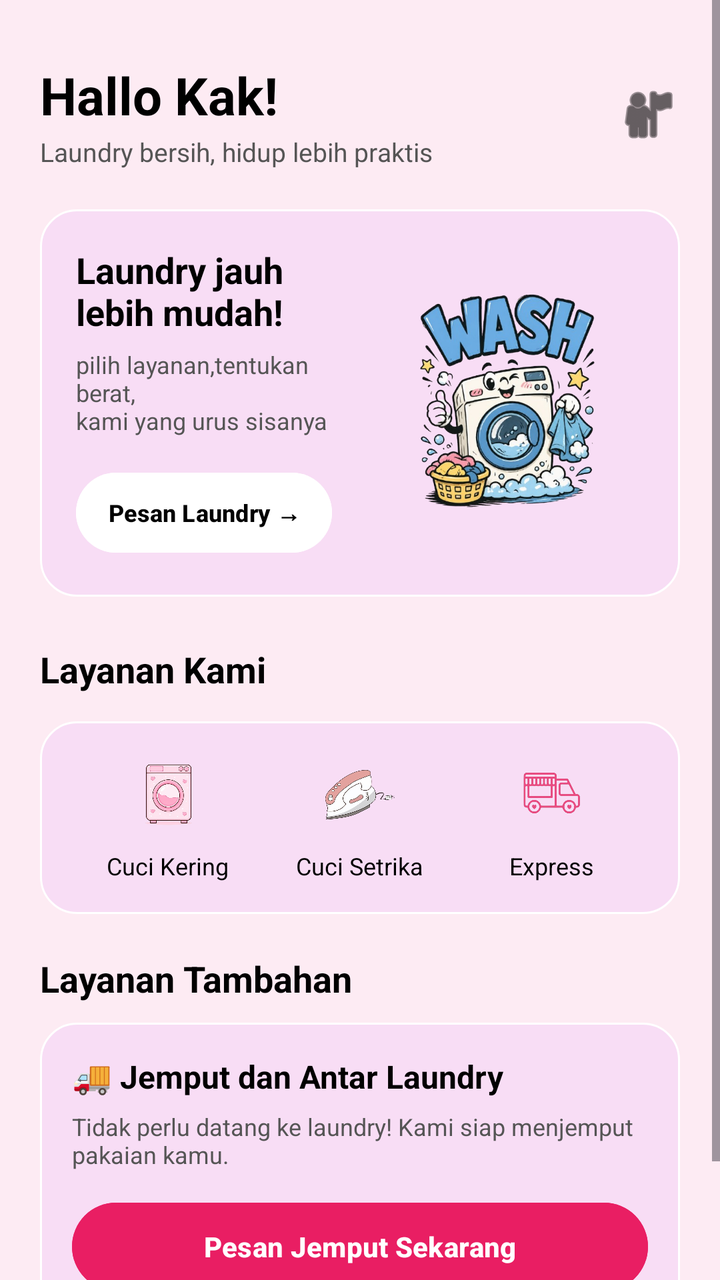
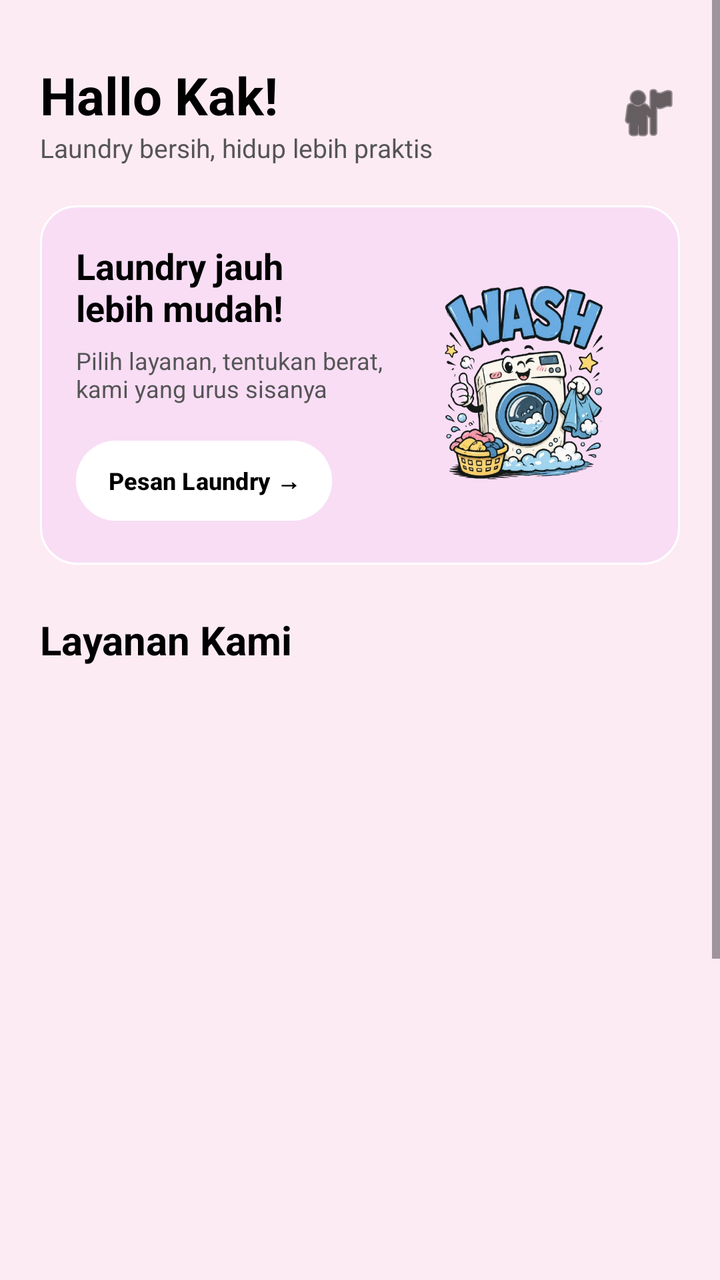

Before-and-after screenshots of an Android layout around one commit, followed by the original layout XML and the change that was made.
<!-- AndroidManifest.xml: application theme Theme.Qla_Cimol -->
<!-- res/layout/fragment_home.xml -->
<?xml version="1.0" encoding="utf-8"?>
<RelativeLayout
    xmlns:android="http://schemas.android.com/apk/res/android"
    xmlns:app="http://schemas.android.com/apk/res-auto"
    android:layout_width="match_parent"
    android:layout_height="match_parent"
    android:background="#FDEBF3">

    
    <ScrollView
        android:layout_width="match_parent"
        android:layout_height="match_parent"
        android:fillViewport="true">

        <LinearLayout
            android:layout_width="match_parent"
            android:layout_height="wrap_content"
            android:orientation="vertical"
            android:padding="20dp">

            
            <RelativeLayout
                android:layout_width="match_parent"
                android:layout_height="wrap_content"
                android:layout_marginTop="10dp"
                android:layout_marginBottom="20dp">

                <LinearLayout
                    android:layout_width="wrap_content"
                    android:layout_height="wrap_content"
                    android:orientation="vertical"
                    android:layout_alignParentStart="true"
                    android:layout_centerVertical="true">

                    <TextView
                        android:layout_width="wrap_content"
                        android:layout_height="wrap_content"
                        android:text="Hallo Kak!"
                        android:textSize="26sp"
                        android:textStyle="bold"
                        android:textColor="#000000"/>

                    <TextView
                        android:layout_width="wrap_content"
                        android:layout_height="wrap_content"
                        android:text="Laundry bersih, hidup lebih praktis"
                        android:textSize="13sp"
                        android:textColor="#555555"
                        android:layout_marginTop="2dp"/>

                </LinearLayout>

                
                <ImageView
                    android:layout_width="32dp"
                    android:layout_height="32dp"
                    android:src="@android:drawable/ic_menu_myplaces"
                    android:layout_alignParentEnd="true"
                    android:layout_centerVertical="true"
                    android:contentDescription="Profil Akun"
                    app:tint="#000000"/>

            </RelativeLayout>

            
            <LinearLayout
                android:layout_width="match_parent"
                android:layout_height="wrap_content"
                android:orientation="horizontal"
                android:background="@drawable/bg_card"
                android:padding="18dp"
                android:gravity="center_vertical"
                android:layout_marginBottom="24dp">

                <LinearLayout
                    android:layout_width="0dp"
                    android:layout_height="wrap_content"
                    android:layout_weight="1"
                    android:orientation="vertical">

                    <TextView
                        android:layout_width="wrap_content"
                        android:layout_height="wrap_content"
                        android:text="Laundry jauh&#10;lebih mudah!"
                        android:textSize="18sp"
                        android:textStyle="bold"
                        android:textColor="#000000"
                        android:layout_marginBottom="6dp"/>

                    <TextView
                        android:layout_width="wrap_content"
                        android:layout_height="wrap_content"
                        android:text="pilih layanan,tentukan berat,&#10;kami yang urus sisanya"
                        android:textSize="12sp"
                        android:textColor="#555555"
                        android:layout_marginBottom="14dp"/>

                    
                    <Button
                        android:id="@+id/btnBukaWeb"
                        android:layout_width="wrap_content"
                        android:layout_height="wrap_content"
                        android:backgroundTint="#FFFFFF"
                        android:text="Pesan Laundry →"
                        android:textColor="#000000"
                        android:textStyle="bold"
                        android:textSize="12sp"
                        android:paddingLeft="16dp"
                        android:paddingRight="16dp"/>

                </LinearLayout>

                
                <ImageView
                    android:layout_width="137dp"
                    android:layout_height="143dp"
                    android:contentDescription="Logo Laundry"
                    android:scaleType="centerInside"
                    android:src="@drawable/logo"/>

            </LinearLayout>

            
            <TextView
                android:layout_width="wrap_content"
                android:layout_height="wrap_content"
                android:text="Layanan Kami"
                android:textSize="18sp"
                android:textStyle="bold"
                android:textColor="#000000"
                android:layout_marginBottom="14dp"/>

            
            <LinearLayout
                android:layout_width="match_parent"
                android:layout_height="wrap_content"
                android:orientation="horizontal"
                android:background="@drawable/bg_card"
                android:padding="16dp"
                android:gravity="center"
                android:layout_marginBottom="20dp">

                
                <LinearLayout
                    android:layout_width="0dp"
                    android:layout_height="wrap_content"
                    android:layout_weight="1"
                    android:gravity="center"
                    android:orientation="vertical">

                    <ImageView
                        android:layout_width="40dp"
                        android:layout_height="40dp"
                        android:src="@drawable/mesincuci"
                        android:contentDescription="Cuci Kering"/>

                    <TextView
                        android:layout_width="wrap_content"
                        android:layout_height="wrap_content"
                        android:text="Cuci Kering"
                        android:textSize="12sp"
                        android:textColor="#000000"
                        android:layout_marginTop="8dp"/>

                </LinearLayout>

                
                <LinearLayout
                    android:layout_width="0dp"
                    android:layout_height="wrap_content"
                    android:layout_weight="1"
                    android:gravity="center"
                    android:orientation="vertical">

                    <ImageView
                        android:layout_width="40dp"
                        android:layout_height="40dp"
                        android:src="@drawable/setrika"
                        android:contentDescription="Cuci Setrika"/>

                    <TextView
                        android:layout_width="wrap_content"
                        android:layout_height="wrap_content"
                        android:text="Cuci Setrika"
                        android:textSize="12sp"
                        android:textColor="#000000"
                        android:layout_marginTop="8dp"/>

                </LinearLayout>

                
                <LinearLayout
                    android:layout_width="0dp"
                    android:layout_height="wrap_content"
                    android:layout_weight="1"
                    android:gravity="center"
                    android:orientation="vertical">

                    <ImageView
                        android:layout_width="40dp"
                        android:layout_height="40dp"
                        android:src="@drawable/express"
                        android:contentDescription="Express"/>

                    <TextView
                        android:layout_width="wrap_content"
                        android:layout_height="wrap_content"
                        android:text="Express"
                        android:textSize="12sp"
                        android:textColor="#000000"
                        android:layout_marginTop="8dp"/>

                </LinearLayout>

            </LinearLayout>

            
            <TextView
                android:layout_width="wrap_content"
                android:layout_height="wrap_content"
                android:text="Layanan Tambahan"
                android:textSize="18sp"
                android:textStyle="bold"
                android:textColor="#000000"
                android:layout_marginBottom="10dp"/>

            <LinearLayout
                android:layout_width="match_parent"
                android:layout_height="wrap_content"
                android:orientation="vertical"
                android:background="@drawable/bg_card"
                android:padding="16dp"
                android:layout_marginBottom="20dp">

                <TextView
                    android:layout_width="match_parent"
                    android:layout_height="wrap_content"
                    android:text="🚚 Jemput dan Antar Laundry"
                    android:textSize="16sp"
                    android:textStyle="bold"
                    android:textColor="#000000"/>

                <TextView
                    android:layout_width="match_parent"
                    android:layout_height="wrap_content"
                    android:text="Tidak perlu datang ke laundry! Kami siap menjemput pakaian kamu."
                    android:textSize="12sp"
                    android:textColor="#555555"
                    android:layout_marginTop="6dp"
                    android:layout_marginBottom="12dp"/>

                <Button
                    android:id="@+id/btnPickup"
                    android:layout_width="match_parent"
                    android:layout_height="52dp"
                    android:text="Pesan Jemput Sekarang"
                    android:textColor="#FFFFFF"
                    android:textStyle="bold"
                    android:textSize="14sp"
                    android:backgroundTint="#E91E63"/>

            </LinearLayout>

        </LinearLayout>

    </ScrollView>

</RelativeLayout>
<!-- resources referenced by this layout -->
<resources>
  <!-- drawable bg_card (drawable) -->
  <?xml version="1.0" encoding="utf-8"?>
  <shape xmlns:android="http://schemas.android.com/apk/res/android">
  
      <solid android:color="@color/pink_card"/>
  
      <corners android:radius="18dp"/>
  
      <stroke
          android:width="1dp"
          android:color="@color/white"/>
  
  </shape>
  <!-- drawable express: png bitmap (drawable, 83042 bytes) -->
  <!-- drawable logo: png bitmap (drawable, 353088 bytes) -->
  <!-- drawable mesincuci: png bitmap (drawable, 163392 bytes) -->
  <!-- drawable setrika: png bitmap (drawable, 161970 bytes) -->
  <style name="Theme.Qla_Cimol" parent="Base.Theme.Qla_Cimol" />
  <color name="pink_card">#F8DDF5</color>
  <color name="white">#FFFFFF</color>
  <style name="Base.Theme.Qla_Cimol" parent="Theme.Material3.DayNight.NoActionBar">
          
          
      </style>
</resources>

<!-- the commit's change to res/layout/fragment_home.xml (unified diff, before → after) -->
@@ -6,7 +6,6 @@
     android:layout_height="match_parent"
     android:background="#FDEBF3">
 
-    
     <ScrollView
         android:layout_width="match_parent"
         android:layout_height="match_parent"
@@ -45,12 +44,9 @@
                         android:layout_height="wrap_content"
                         android:text="Laundry bersih, hidup lebih praktis"
                         android:textSize="13sp"
-                        android:textColor="#555555"
-                        android:layout_marginTop="2dp"/>
-
+                        android:textColor="#555555"/>
                 </LinearLayout>
 
-                
                 <ImageView
                     android:layout_width="32dp"
                     android:layout_height="32dp"
@@ -59,7 +55,6 @@
                     android:layout_centerVertical="true"
                     android:contentDescription="Profil Akun"
                     app:tint="#000000"/>
-
             </RelativeLayout>
 
             
@@ -90,12 +85,11 @@
                     <TextView
                         android:layout_width="wrap_content"
                         android:layout_height="wrap_content"
-                        android:text="pilih layanan,tentukan berat,&#10;kami yang urus sisanya"
+                        android:text="Pilih layanan, tentukan berat,&#10;kami yang urus sisanya"
                         android:textSize="12sp"
                         android:textColor="#555555"
                         android:layout_marginBottom="14dp"/>
 
-                    
                     <Button
                         android:id="@+id/btnBukaWeb"
                         android:layout_width="wrap_content"
@@ -107,17 +101,14 @@
                         android:textSize="12sp"
                         android:paddingLeft="16dp"
                         android:paddingRight="16dp"/>
-
                 </LinearLayout>
 
-                
                 <ImageView
-                    android:layout_width="137dp"
-                    android:layout_height="143dp"
+                    android:layout_width="120dp"
+                    android:layout_height="130dp"
                     android:contentDescription="Logo Laundry"
                     android:scaleType="centerInside"
                     android:src="@drawable/logo"/>
-
             </LinearLayout>
 
             
@@ -125,144 +116,44 @@
                 android:layout_width="wrap_content"
                 android:layout_height="wrap_content"
                 android:text="Layanan Kami"
-                android:textSize="18sp"
+                android:textSize="20sp"
                 android:textStyle="bold"
                 android:textColor="#000000"
-                android:layout_marginBottom="14dp"/>
+                android:layout_marginBottom="12dp"/>
 
             
-            <LinearLayout
+            <GridView
+                android:id="@+id/gridFitur"
+                android:layout_width="match_parent"
+                android:layout_height="430dp"
+                android:numColumns="2"
+                android:verticalSpacing="12dp"
+                android:horizontalSpacing="12dp"
+                android:stretchMode="columnWidth"
+                android:gravity="center"
+                android:padding="4dp"
+                android:clipToPadding="false"
+                android:scrollbars="none"/>
+
+
+            <TextView
                 android:layout_width="match_parent"
                 android:layout_height="wrap_content"
-                android:orientation="horizontal"
-                android:background="@drawable/bg_card"
-                android:padding="16dp"
-                android:gravity="center"
-                android:layout_marginBottom="20dp">
-
-                
-                <LinearLayout
-                    android:layout_width="0dp"
-                    android:layout_height="wrap_content"
-                    android:layout_weight="1"
-                    android:gravity="center"
-                    android:orientation="vertical">
-
-                    <ImageView
-                        android:layout_width="40dp"
-                        android:layout_height="40dp"
-                        android:src="@drawable/mesincuci"
-                        android:contentDescription="Cuci Kering"/>
-
-                    <TextView
-                        android:layout_width="wrap_content"
-                        android:layout_height="wrap_content"
-                        android:text="Cuci Kering"
-                        android:textSize="12sp"
-                        android:textColor="#000000"
-                        android:layout_marginTop="8dp"/>
-
-                </LinearLayout>
-
-                
-                <LinearLayout
-                    android:layout_width="0dp"
-                    android:layout_height="wrap_content"
-                    android:layout_weight="1"
-                    android:gravity="center"
-                    android:orientation="vertical">
-
-                    <ImageView
-                        android:layout_width="40dp"
-                        android:layout_height="40dp"
-                        android:src="@drawable/setrika"
-                        android:contentDescription="Cuci Setrika"/>
-
-                    <TextView
-                        android:layout_width="wrap_content"
-                        android:layout_height="wrap_content"
-                        android:text="Cuci Setrika"
-                        android:textSize="12sp"
-                        android:textColor="#000000"
-                        android:layout_marginTop="8dp"/>
-
-                </LinearLayout>
-
-                
-                <LinearLayout
-                    android:layout_width="0dp"
-                    android:layout_height="wrap_content"
-                    android:layout_weight="1"
-                    android:gravity="center"
-                    android:orientation="vertical">
-
-                    <ImageView
-                        android:layout_width="40dp"
-                        android:layout_height="40dp"
-                        android:src="@drawable/express"
-                        android:contentDescription="Express"/>
-
-                    <TextView
-                        android:layout_width="wrap_content"
-                        android:layout_height="wrap_content"
-                        android:text="Express"
-                        android:textSize="12sp"
-                        android:textColor="#000000"
-                        android:layout_marginTop="8dp"/>
-
-                </LinearLayout>
-
-            </LinearLayout>
-
-            
-            <TextView
-                android:layout_width="wrap_content"
-                android:layout_height="wrap_content"
-                android:text="Layanan Tambahan"
-                android:textSize="18sp"
+                android:text="Informasi Laundry"
+                android:textSize="20sp"
                 android:textStyle="bold"
                 android:textColor="#000000"
-                android:layout_marginBottom="10dp"/>
+                android:layout_marginTop="20dp"
+                android:layout_marginBottom="12dp"/>
 
-            <LinearLayout
+            <androidx.recyclerview.widget.RecyclerView
+                android:id="@+id/rvLaundryInfo"
                 android:layout_width="match_parent"
                 android:layout_height="wrap_content"
-                android:orientation="vertical"
-                android:background="@drawable/bg_card"
-                android:padding="16dp"
-                android:layout_marginBottom="20dp">
+                android:nestedScrollingEnabled="false"
+                android:overScrollMode="never"/>
 
-                <TextView
-                    android:layout_width="match_parent"
-                    android:layout_height="wrap_content"
-                    android:text="🚚 Jemput dan Antar Laundry"
-                    android:textSize="16sp"
-                    android:textStyle="bold"
-                    android:textColor="#000000"/>
-
-                <TextView
-                    android:layout_width="match_parent"
-                    android:layout_height="wrap_content"
-                    android:text="Tidak perlu datang ke laundry! Kami siap menjemput pakaian kamu."
-                    android:textSize="12sp"
-                    android:textColor="#555555"
-                    android:layout_marginTop="6dp"
-                    android:layout_marginBottom="12dp"/>
-
-                <Button
-                    android:id="@+id/btnPickup"
-                    android:layout_width="match_parent"
-                    android:layout_height="52dp"
-                    android:text="Pesan Jemput Sekarang"
-                    android:textColor="#FFFFFF"
-                    android:textStyle="bold"
-                    android:textSize="14sp"
-                    android:backgroundTint="#E91E63"/>
-
-            </LinearLayout>
 
         </LinearLayout>
-
     </ScrollView>
-
 </RelativeLayout>
<!-- resource entries referenced after the edit -->
@@ -13,10 +13,7 @@
           android:color="@color/white"/>
   
   </shape>
-  <!-- drawable express: png bitmap (drawable, 83042 bytes) -->
   <!-- drawable logo: png bitmap (drawable, 353088 bytes) -->
-  <!-- drawable mesincuci: png bitmap (drawable, 163392 bytes) -->
-  <!-- drawable setrika: png bitmap (drawable, 161970 bytes) -->
   <style name="Theme.Qla_Cimol" parent="Base.Theme.Qla_Cimol" />
   <color name="pink_card">#F8DDF5</color>
   <color name="white">#FFFFFF</color>
